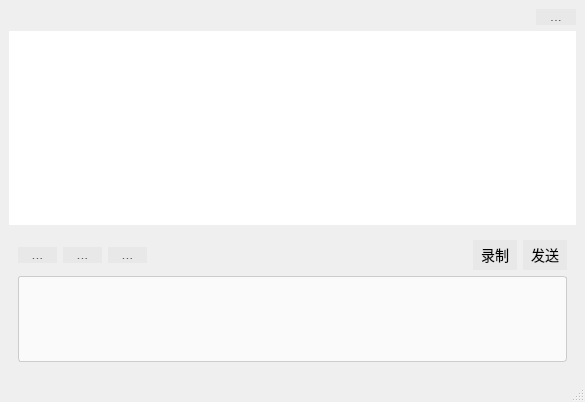
First picture: the form in ExpClient/chatroom.ui, repository 2306nian/FacExpSys, before the edit.
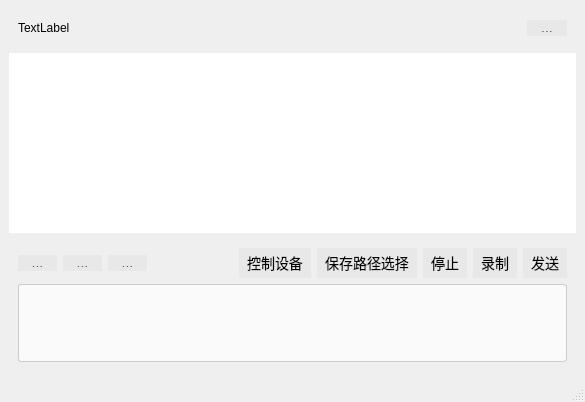
Second picture: the form after the edit. Icons and pictures are not drawn.

The edit to the form file:
```diff
--- a/ExpClient/chatroom.ui
+++ b/ExpClient/chatroom.ui
@@ -61,7 +61,23 @@
 </string>
   </property>
   <widget class="QWidget" name="centralwidget">
-   <layout class="QVBoxLayout" name="verticalLayout_2">
+   <layout class="QVBoxLayout" name="verticalLayout_3">
+    <item>
+     <widget class="QWidget" name="widget_2" native="true">
+      <layout class="QHBoxLayout" name="horizontalLayout_3">
+       <item>
+        <widget class="QLabel" name="TimeLabel">
+         <property name="minimumSize">
+          <size>
+           <width>0</width>
+           <height>20</height>
+          </size>
+         </property>
+         <property name="text">
+          <string>TextLabel</string>
+         </property>
+        </widget>
+       </item>
     <item>
      <widget class="QToolButton" name="toolButton">
       <property name="maximumSize">
@@ -82,6 +98,9 @@
       </property>
      </widget>
     </item>
+      </layout>
+     </widget>
+    </item>
     <item>
      <widget class="QListView" name="listView"/>
     </item>
@@ -182,6 +201,27 @@
            </property>
           </spacer>
          </item>
+         <item>
+          <widget class="QPushButton" name="pushButton_4">
+           <property name="text">
+            <string>控制设备</string>
+           </property>
+          </widget>
+         </item>
+         <item>
+          <widget class="QPushButton" name="pushButton_3">
+           <property name="text">
+            <string>保存路径选择</string>
+           </property>
+          </widget>
+         </item>
+         <item>
+          <widget class="QPushButton" name="pushButton_2">
+           <property name="text">
+            <string>停止</string>
+           </property>
+          </widget>
+         </item>
          <item>
           <widget class="QPushButton" name="pushButton">
            <property name="text">
```
Left out of the diff: 12 changed lines with no effect on the pictures. Lines whose indentation alone changed are shown as unchanged.
